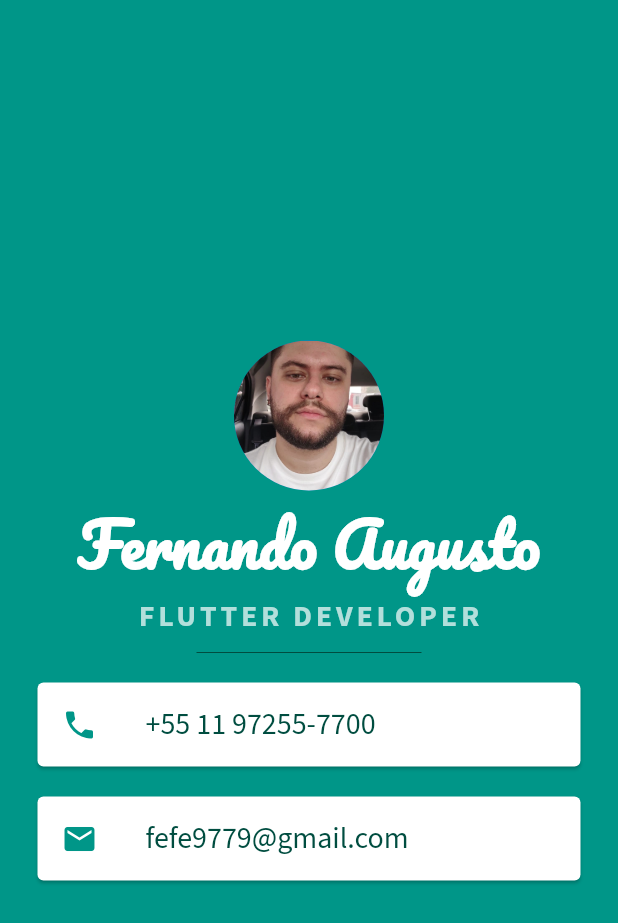
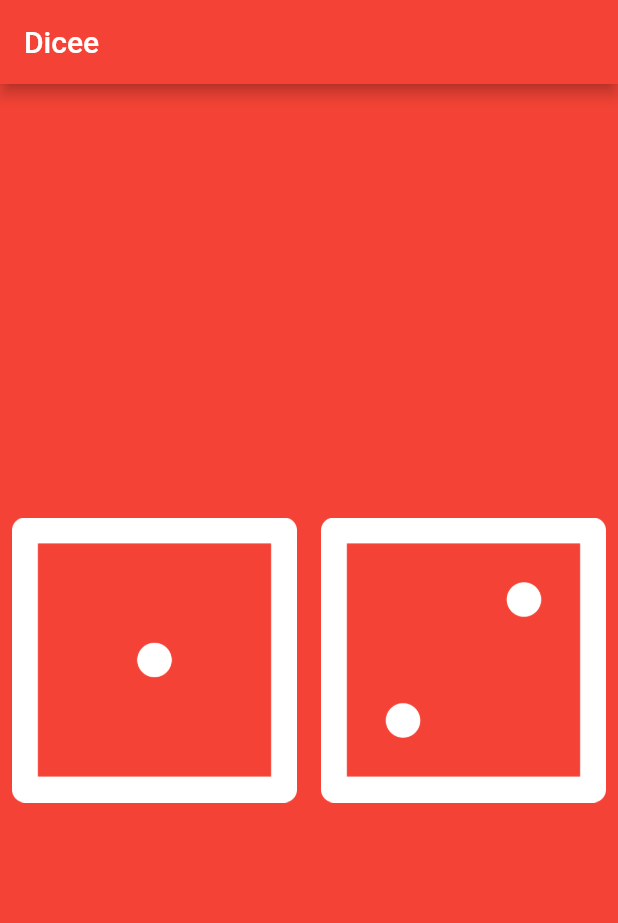
Before and after one commit to FernandoALSousa/novo_curso, a Flutter app: the screen it shows after launch, on a phone screen of 412 x 824 dp. Shown: the top 923 px of the screen. Run offline on Flutter 3.47's test engine with Material 2 defaults, Android fonts, the phone set to English and light mode, and no system bars.

Commit message:
dicee app

```diff
--- a/lib/main.dart
+++ b/lib/main.dart
@@ -1,9 +1,8 @@
 import 'package:flutter/material.dart';
+import 'dart:math';
 
 void main() {
-  runApp(
-    MaterialApp(home: MyApp()),
-  );
+  return runApp(MaterialApp(home: MyApp()));
 }
 
 class MyApp extends StatefulWidget {
@@ -17,74 +16,54 @@
   @override
   Widget build(BuildContext context) {
     return Scaffold(
-      backgroundColor: Colors.teal,
-      body: SafeArea(
-          child: Column(
-        mainAxisAlignment: MainAxisAlignment.center,
-        children: [
-          CircleAvatar(
-            radius: 50.0,
-            backgroundImage: AssetImage('assets/images/foto_perfil.jpeg'),
-          ),
-          Text(
-            'Fernando Augusto',
-            style: TextStyle(
-                fontFamily: 'Pacifico',
-                fontSize: 40.0,
-                color: Colors.white,
-                fontWeight: FontWeight.bold),
-          ),
-          Text(
-            'FLUTTER DEVELOPER',
-            style: TextStyle(
-              fontFamily: 'Source Sans Pro',
-              color: Colors.teal.shade100,
-              fontSize: 20.0,
-              letterSpacing: 2.5,
-              fontWeight: FontWeight.bold,
-            ),
-          ),
-          SizedBox(
-            height: 20.0,
-            width: 150.0,
-            child: Divider(
-              color: Colors.teal.shade900,
-            ),
-          ),
-          Card(
-            margin: EdgeInsets.symmetric(vertical: 10.0, horizontal: 25.0),
-            child: ListTile(
-              leading: Icon(
-                Icons.phone,
-                color: Colors.teal,
-              ),
-              title: Text(
-                '+55 11 97255-7700',
-                style: TextStyle(
-                    fontFamily: 'Source Sans Pro',
-                    fontSize: 20.0,
-                    color: Colors.teal.shade900),
-              ),
-            ),
-          ),
-          Card(
-            margin: EdgeInsets.symmetric(vertical: 10.0, horizontal: 25.0),
-            child: ListTile(
-              leading: Icon(
-                Icons.email,
-                color: Colors.teal,
-              ),
-              title: Text(
-                'fefe9779@gmail.com',
-                style: TextStyle(
-                    fontFamily: 'Source Sans Pro',
-                    fontSize: 20.0,
-                    color: Colors.teal.shade900),
-              ),
-            ),
-          )
-        ],
-      )),
+      backgroundColor: Colors.red,
+      appBar: AppBar(
+        title: Text('Dicee'),
+        backgroundColor: Colors.red,
+      ),
+      body: DicePage(),
     );
   }
 }
+
+class DicePage extends StatefulWidget {
+  const DicePage({Key? key}) : super(key: key);
+
+  @override
+  State<DicePage> createState() => _DicePageState();
+}
+
+class _DicePageState extends State<DicePage> {
+  int leftDiceNumber = 1;
+  int rightDiceNumber = 2;
+  void Sortear() {
+    setState(() {
+      leftDiceNumber = Random().nextInt(6) + 1;
+      rightDiceNumber = Random().nextInt(6) + 1;
+    });
+  }
+
+  @override
+  Widget build(BuildContext context) {
+    return Center(
+      child: Row(
+        children: [
+          Expanded(
+            child: TextButton(
+                onPressed: () {
+                  Sortear();
+                },
+                child: Image.asset('assets/images/dice$leftDiceNumber.png')),
+          ),
+          Expanded(
+            child: TextButton(
+                onPressed: () {
+                  Sortear();
+                },
+                child: Image.asset('assets/images/dice$rightDiceNumber.png')),
+          ),
+        ],
+      ),
+    );
+  }
+}
```
Also changed, not shown: assets/images/dice1.png (added), assets/images/dice2.png (added), assets/images/dice3.png (added), assets/images/dice4.png (added), assets/images/dice5.png (added), assets/images/dice6.png (added).
